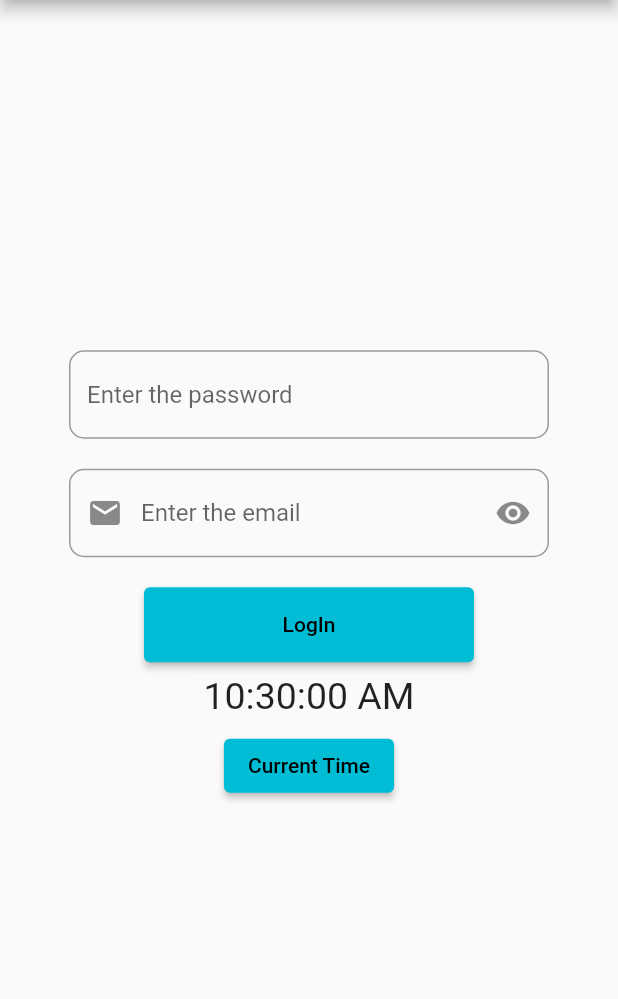
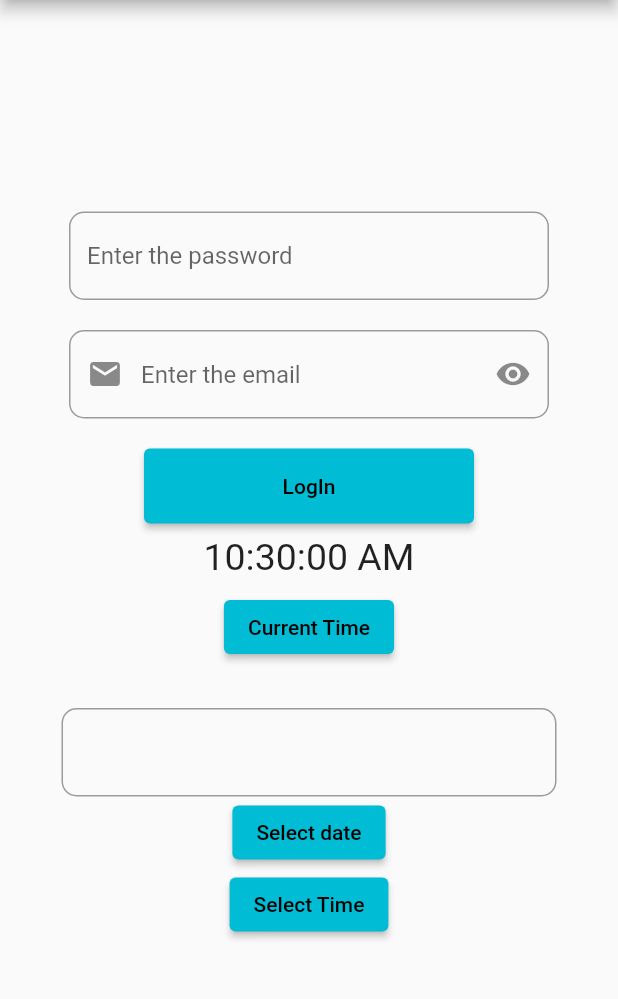
Before and after one commit to gaddarkumar7447/Dart-Demo, a Flutter app: the screen it shows after launch, on a phone screen of 412 x 824 dp, the part 84-1083 px from its top. Run offline on Flutter 3.47's test engine with Material 2 defaults, Android fonts, the phone set to English and light mode, and no system bars.

Commit message:
date time pikker

```diff
--- a/lib/main.dart
+++ b/lib/main.dart
@@ -112,7 +112,31 @@ class HomeScreen extends StatelessWidget {
             ),
             ElevatedButton(onPressed: (){
 
-            }, child: Text('Current Time'))
+            }, child: Text('Current Time')),
+            Container(
+              margin: EdgeInsets.only(top: 30),
+              width: 330,
+              child: TextField(
+                keyboardType: TextInputType.datetime,
+                decoration: InputDecoration(
+                  border: OutlineInputBorder(
+                    borderRadius: BorderRadius.circular(10)
+                  )
+                ),
+              ),
+            ),
+            ElevatedButton(onPressed: () async {
+              DateTime? datePicker = await showDatePicker(context: context, initialDate: DateTime.now(), firstDate: DateTime(2021), lastDate: DateTime(2025));
+              if(datePicker != null){
+                print('${datePicker.day}.${datePicker.month}.${datePicker.year}');
+                  }
+            }, child: Text('Select date')),
+            Container(
+              child: ElevatedButton(onPressed: ()  {
+                DateTime time = showTimePicker(context: context, initialTime: TimeOfDay.now()) as DateTime;
+                  print('${time.hour}:${time.minute}');
+              }, child: Text('Select Time'),),
+            )
           ],
         ),
       ),
```
